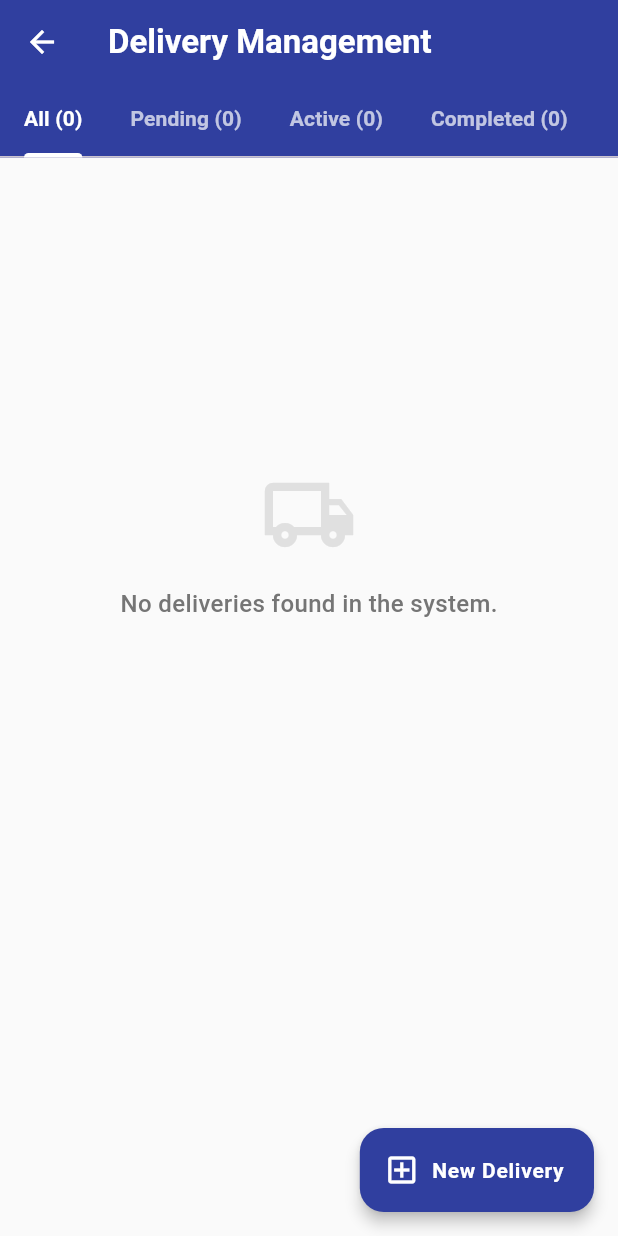
After one commit to aungkoman/simple-delivery-project, a Flutter app: the AdminPanelPage screen opened directly, in the side drawer, after a tap on "Bill Management", on a phone screen of 412 x 824 dp. The commit adds this screen. Run offline on Flutter 3.47's test engine with Material 3 defaults, Android fonts, the phone set to English and light mode, and no system bars; our stand-ins replace firebase_analytics, firebase_core, firebase_messaging, flutter_map, image_picker, latlong2 and 2 more; missing offline and left inert: flutter_background_geolocation; accounts and stored records are empty.

Commit message:
way billing listing page added

```diff
--- a/lib/admin/admin_panel_page.dart
+++ b/lib/admin/admin_panel_page.dart
@@ -4,6 +4,7 @@ import 'package:simpledelivery/admin/search_way_page.dart';
 import 'package:simpledelivery/misc/township_list_page.dart';
 import 'package:simpledelivery/utils/number_converter.dart';
 import 'package:simpledelivery/way/way_create_page.dart';
+import 'package:simpledelivery/way/way_listing_by_billing_page.dart';
 import 'package:simpledelivery/way/way_listing_page.dart';
 import 'package:supabase_flutter/supabase_flutter.dart';
 import '../auth_page.dart';
@@ -360,6 +361,14 @@ class _AdminPanelPageState extends State<AdminPanelPage> {
                   },
                 ),
                 ListTile(
+                  leading: const Icon(Icons.currency_exchange_outlined, color: Colors.black54),
+                  title: const Text('Bill Management'),
+                  onTap: () {
+                    Navigator.pop(context);
+                    Navigator.push(context, MaterialPageRoute(builder: (context) => const WayListingByBillingPage()));
+                  },
+                ),
+                ListTile(
                   leading: const Icon(Icons.route_outlined, color: Colors.black54),
                   title: const Text('Live Map'),
                   onTap: () {
--- /dev/null
+++ b/lib/way/way_listing_by_billing_page.dart
@@ -0,0 +1,382 @@
+import 'package:flutter/material.dart';
+import 'package:simpledelivery/way/way_create_page.dart';
+import 'package:simpledelivery/way/way_edit_page.dart';
+import 'package:supabase_flutter/supabase_flutter.dart';
+
+class WayListingByBillingPage extends StatefulWidget {
+
+  final int initialIndex; // 1. Add this variable
+
+  const WayListingByBillingPage({super.key, this.initialIndex = 0});
+
+  @override
+  State<WayListingByBillingPage> createState() => _WayListingByBillingPageState();
+}
+
+class _WayListingByBillingPageState extends State<WayListingByBillingPage> {
+  final supabase = Supabase.instance.client;
+
+  bool _isLoading = true;
+
+  // Categorized lists for tabs
+  List<dynamic> _allWays = [];
+  List<dynamic> _pendingWays = [];
+  List<dynamic> _activeWays = [];
+  List<dynamic> _completedWays = [];
+
+  @override
+  void initState() {
+    super.initState();
+    _fetchWays();
+  }
+
+  Future<void> _fetchWays() async {
+    try {
+      final response = await supabase
+          .from('ways')
+          .select('''
+            *,
+            customer:profiles!ways_customer_id_fkey(full_name, phone),
+            rider:profiles!ways_rider_id_fkey(full_name, phone)
+          ''')
+          .order('created_at', ascending: false); // Newest deliveries first
+
+      final pending = [];
+      final active = [];
+      final completed = [];
+
+      for (var way in response) {
+        final status = way['status']?.toString().toLowerCase() ?? 'pending';
+        if (status == 'pending') {
+          pending.add(way);
+        } else if (['picked_up', 'delivering'].contains(status)) {
+          active.add(way);
+        } else {
+          // dropped, delivered, cancelled, rejected
+          completed.add(way);
+        }
+      }
+
+      if (mounted) {
+        setState(() {
+          _allWays = response;
+          _pendingWays = pending;
+          _activeWays = active;
+          _completedWays = completed;
+          _isLoading = false;
+        });
+      }
+    } catch (error) {
+      if (mounted) {
+        ScaffoldMessenger.of(context).showSnackBar(
+          SnackBar(
+            content: Text('Error loading deliveries: $error'),
+            backgroundColor: Colors.red.shade600,
+            behavior: SnackBarBehavior.floating,
+          ),
+        );
+        setState(() => _isLoading = false);
+      }
+    }
+  }
+
+  // --- UI Helpers ---
+
+  Widget _buildEmptyState(String message, IconData icon) {
+    return ListView(
+      physics: const AlwaysScrollableScrollPhysics(), // Ensures pull-to-refresh works
+      children: [
+        SizedBox(height: MediaQuery.of(context).size.height * 0.25),
+        Center(
+          child: Column(
+            mainAxisAlignment: MainAxisAlignment.center,
+            children: [
+              Icon(icon, size: 64, color: Colors.grey.shade300),
+              const SizedBox(height: 16),
+              Text(
+                message,
+                style: TextStyle(fontSize: 16, color: Colors.grey.shade600, fontWeight: FontWeight.w500),
+              ),
+            ],
+          ),
+        ),
+      ],
+    );
+  }
+
+  Widget _buildWayList(List<dynamic> ways, String emptyMessage, IconData emptyIcon) {
+    return RefreshIndicator(
+      onRefresh: _fetchWays,
+      color: Colors.indigo.shade700,
+      child: ways.isEmpty
+          ? _buildEmptyState(emptyMessage, emptyIcon)
+          : ListView.separated(
+        padding: const EdgeInsets.only(left: 16, right: 16, top: 16, bottom: 80), // Padding for FAB
+        itemCount: ways.length,
+        separatorBuilder: (context, index) => const SizedBox(height: 12),
+        itemBuilder: (context, index) {
+          return _WayCard(
+            way: ways[index],
+            onRefreshRequested: () {
+              setState(() => _isLoading = true);
+              _fetchWays();
+            },
+          );
+        },
+      ),
+    );
+  }
+
+  @override
+  Widget build(BuildContext context) {
+    return DefaultTabController(
+      length: 4, // All, Pending, Active, Completed
+      initialIndex: widget.initialIndex,
+      child: Scaffold(
+        backgroundColor: Colors.grey.shade50,
+        appBar: AppBar(
+          title: const Text('Delivery Management', style: TextStyle(fontWeight: FontWeight.w600)),
+          backgroundColor: Colors.indigo.shade700,
+          foregroundColor: Colors.white,
+          elevation: 0,
+          bottom: TabBar(
+            isScrollable: true,
+            tabAlignment: TabAlignment.start,
+            indicatorColor: Colors.white,
+            indicatorWeight: 3,
+            labelColor: Colors.white,
+            unselectedLabelColor: Colors.white70,
+            labelStyle: const TextStyle(fontWeight: FontWeight.bold, fontSize: 14),
+            tabs: [
+              Tab(text: 'All (${_isLoading ? '-' : _allWays.length})'),
+              Tab(text: 'Pending (${_isLoading ? '-' : _pendingWays.length})'),
+              Tab(text: 'Active (${_isLoading ? '-' : _activeWays.length})'),
+              Tab(text: 'Completed (${_isLoading ? '-' : _completedWays.length})'),
+            ],
+          ),
+        ),
+        floatingActionButton: FloatingActionButton.extended(
+          backgroundColor: Colors.indigo.shade700,
+          foregroundColor: Colors.white,
+          elevation: 4,
+          onPressed: () async {
+            final bool? didCreate = await Navigator.push(
+              context,
+              MaterialPageRoute(builder: (context) => const WayCreatePage()),
+            );
+            if (didCreate == true) {
+              setState(() => _isLoading = true);
+              _fetchWays();
+            }
+          },
+          icon: const Icon(Icons.add_box_outlined),
+          label: const Text('New Delivery', style: TextStyle(fontWeight: FontWeight.bold, letterSpacing: 0.5)),
+        ),
+        body: _isLoading
+            ? Center(child: CircularProgressIndicator(color: Colors.indigo.shade700))
+            : TabBarView(
+          children: [
+            _buildWayList(_allWays, 'No deliveries found in the system.', Icons.local_shipping_outlined),
+            _buildWayList(_pendingWays, 'No pending deliveries waiting for riders.', Icons.hourglass_empty_rounded),
+            _buildWayList(_activeWays, 'No deliveries currently in transit.', Icons.motorcycle_outlined),
+            _buildWayList(_completedWays, 'No completed or cancelled deliveries.', Icons.check_circle_outline),
+          ],
+        ),
+      ),
+    );
+  }
+}
+
+// --- EXTRACTED COMPONENT ---
+
+class _WayCard extends StatelessWidget {
+  final Map<String, dynamic> way;
+  final VoidCallback onRefreshRequested;
+
+  const _WayCard({required this.way, required this.onRefreshRequested});
+
+  Color _getStatusColor(String status) {
+    switch (status.toLowerCase()) {
+      case 'pending': return Colors.orange.shade600;
+      case 'picked_up': return Colors.blue.shade600;
+      case 'delivering': return Colors.purple.shade600;
+      case 'dropped':
+      case 'delivered': return Colors.green.shade600;
+      case 'rejected':
+      case 'cancelled': return Colors.red.shade600;
+      default: return Colors.grey.shade600;
+    }
+  }
+
+  // --- NEW: Helper method to format Supabase timestamps safely ---
+  String _formatDate(String? isoString) {
+    if (isoString == null || isoString == 'Unknown') return 'N/A';
+    try {
+      final date = DateTime.parse(isoString).toLocal();
+      final padMin = date.minute.toString().padLeft(2, '0');
+      // Format: DD/MM/YYYY at HH:MM
+      return "${date.day}/${date.month}/${date.year} ${date.hour}:$padMin";
+    } catch (e) {
+      return 'Invalid Date';
+    }
+  }
+
+  @override
+  Widget build(BuildContext context) {
+    final status = way['status'] ?? 'pending';
+    final statusColor = _getStatusColor(status);
+
+    final customerName = way['customer']?['full_name'] ?? 'Unknown Customer';
+    final riderName = way['rider']?['full_name'] ?? 'Unassigned';
+
+    final pickup = way['pickup_location'] ?? 'Unknown';
+    final drop = way['drop_location'] ?? 'Unknown';
+    // Format the timestamps before injecting them into the UI
+    final createdAt = _formatDate(way['created_at']);
+    final updatedAt = _formatDate(way['updated_at']);
+
+    return Container(
+      decoration: BoxDecoration(
+        color: Colors.white,
+        borderRadius: BorderRadius.circular(16),
+        border: Border.all(color: Colors.grey.shade200),
+        boxShadow: [
+          BoxShadow(color: Colors.black.withOpacity(0.02), blurRadius: 8, offset: const Offset(0, 2)),
+        ],
+      ),
+      child: Material(
+        color: Colors.transparent,
+        child: InkWell(
+          borderRadius: BorderRadius.circular(16),
+          onTap: () async {
+            final bool? didUpdate = await Navigator.push(
+              context,
+              MaterialPageRoute(builder: (context) => WayEditPage(wayData: way)),
+            );
+            if (didUpdate == true) onRefreshRequested();
+          },
+          child: Padding(
+            padding: const EdgeInsets.all(16.0),
+            child: Column(
+              crossAxisAlignment: CrossAxisAlignment.start,
+              children: [
+                // --- Header Row ---
+                Row(
+                  mainAxisAlignment: MainAxisAlignment.spaceBetween,
+                  children: [
+                    Text(
+                      'Order #${way['id']}',
+                      style: const TextStyle(fontWeight: FontWeight.w800, fontSize: 16, color: Colors.black87),
+                    ),
+                    Container(
+                      padding: const EdgeInsets.symmetric(horizontal: 10, vertical: 4),
+                      decoration: BoxDecoration(
+                        color: statusColor.withOpacity(0.1),
+                        borderRadius: BorderRadius.circular(20),
+                        border: Border.all(color: statusColor.withOpacity(0.3)),
+                      ),
+                      child: Text(
+                        status.toUpperCase(),
+                        style: TextStyle(color: statusColor, fontSize: 11, fontWeight: FontWeight.w700, letterSpacing: 0.5),
+                      ),
+                    ),
+                  ],
+                ),
+                const SizedBox(height: 16),
+
+                // --- Routing UI ---
+                IntrinsicHeight(
+                  child: Row(
+                    children: [
+                      Column(
+                        children: [
+                          const Icon(Icons.radio_button_checked, color: Colors.blue, size: 16),
+                          Expanded(child: Container(width: 1.5, color: Colors.grey.shade300, margin: const EdgeInsets.symmetric(vertical: 4))),
+                          const Icon(Icons.location_on, color: Colors.red, size: 18),
+                        ],
+                      ),
+                      const SizedBox(width: 12),
+                      Expanded(
+                        child: Column(
+                          crossAxisAlignment: CrossAxisAlignment.start,
+                          children: [
+                            Text(pickup, maxLines: 1, overflow: TextOverflow.ellipsis, style: const TextStyle(fontSize: 14)),
+                            const SizedBox(height: 16),
+                            Text(drop, maxLines: 1, overflow: TextOverflow.ellipsis, style: const TextStyle(fontSize: 14)),
+                          ],
+                        ),
+                      ),
+                      // Forward Arrow Indicator
+                      Icon(Icons.chevron_right_rounded, color: Colors.grey.shade400),
+                    ],
+                  ),
+                ),
+
+                const SizedBox(height: 16),
+                Divider(height: 1, color: Colors.grey.shade200),
+                const SizedBox(height: 12),
+
+                // --- Personnel Block ---
+                Container(
+                  padding: const EdgeInsets.all(12),
+                  decoration: BoxDecoration(
+                    color: Colors.grey.shade50,
+                    borderRadius: BorderRadius.circular(10),
+                    border: Border.all(color: Colors.grey.shade200),
+                  ),
+                  child: Row(
+                    mainAxisAlignment: MainAxisAlignment.spaceBetween,
+                    children: [
+                      // Customer Side
+                      Expanded(
+                        child: Column(
+                          crossAxisAlignment: CrossAxisAlignment.start,
+                          children: [
+                            Row(
+                              children: [
+                                Icon(Icons.person_outline, size: 14, color: Colors.teal.shade600),
+                                const SizedBox(width: 4),
+                                const Text('CUSTOMER', style: TextStyle(fontSize: 10, color: Colors.grey, fontWeight: FontWeight.bold)),
+                              ],
+                            ),
+                            const SizedBox(height: 4),
+                            Text(customerName, style: const TextStyle(fontWeight: FontWeight.w600, fontSize: 13), maxLines: 1, overflow: TextOverflow.ellipsis),
+                            Text(createdAt , style: TextStyle(fontSize: 11, color: Colors.grey.shade500))
+                          ],
+                        ),
+                      ),
+
+                      // Vertical Divider
+                      Container(width: 1, height: 30, color: Colors.grey.shade300, margin: const EdgeInsets.symmetric(horizontal: 12)),
+
+                      // Rider Side
+                      Expanded(
+                        child: Column(
+                          crossAxisAlignment: CrossAxisAlignment.end,
+                          children: [
+                            Row(
+                              mainAxisAlignment: MainAxisAlignment.end,
+                              children: [
+                                const Text('RIDER', style: TextStyle(fontSize: 10, color: Colors.grey, fontWeight: FontWeight.bold)),
+                                const SizedBox(width: 4),
+                                Icon(Icons.motorcycle_outlined, size: 14, color: Colors.orange.shade600),
+                              ],
+                            ),
+                            const SizedBox(height: 4),
+                            Text(riderName, style: TextStyle(fontWeight: FontWeight.w600, fontSize: 13, color: riderName == 'Unassigned' ? Colors.grey : Colors.black87), maxLines: 1, overflow: TextOverflow.ellipsis),
+
+                            Text(updatedAt,   style: TextStyle(fontSize: 11, color: Colors.grey.shade500))
+                          ],
+                        ),
+                      ),
+                    ],
+                  ),
+                ),
+              ],
+            ),
+          ),
+        ),
+      ),
+    );
+  }
+}
```
Also changed, not shown: 1 other file.
